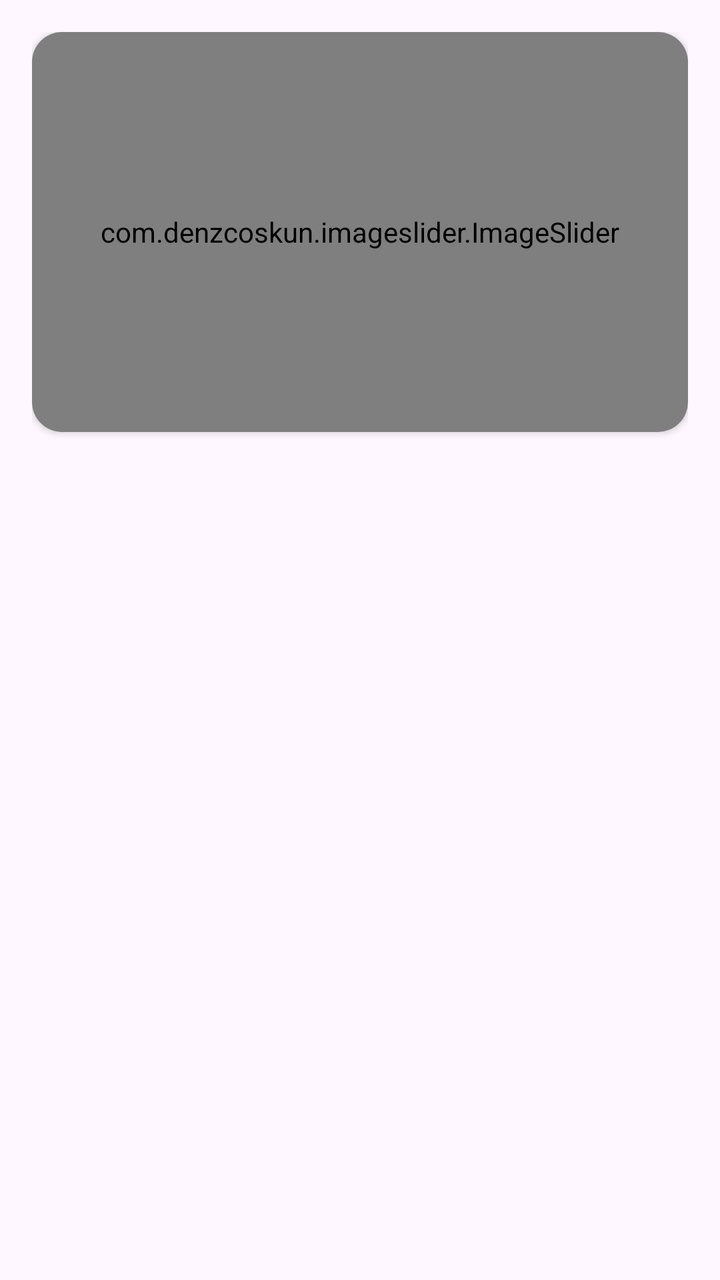
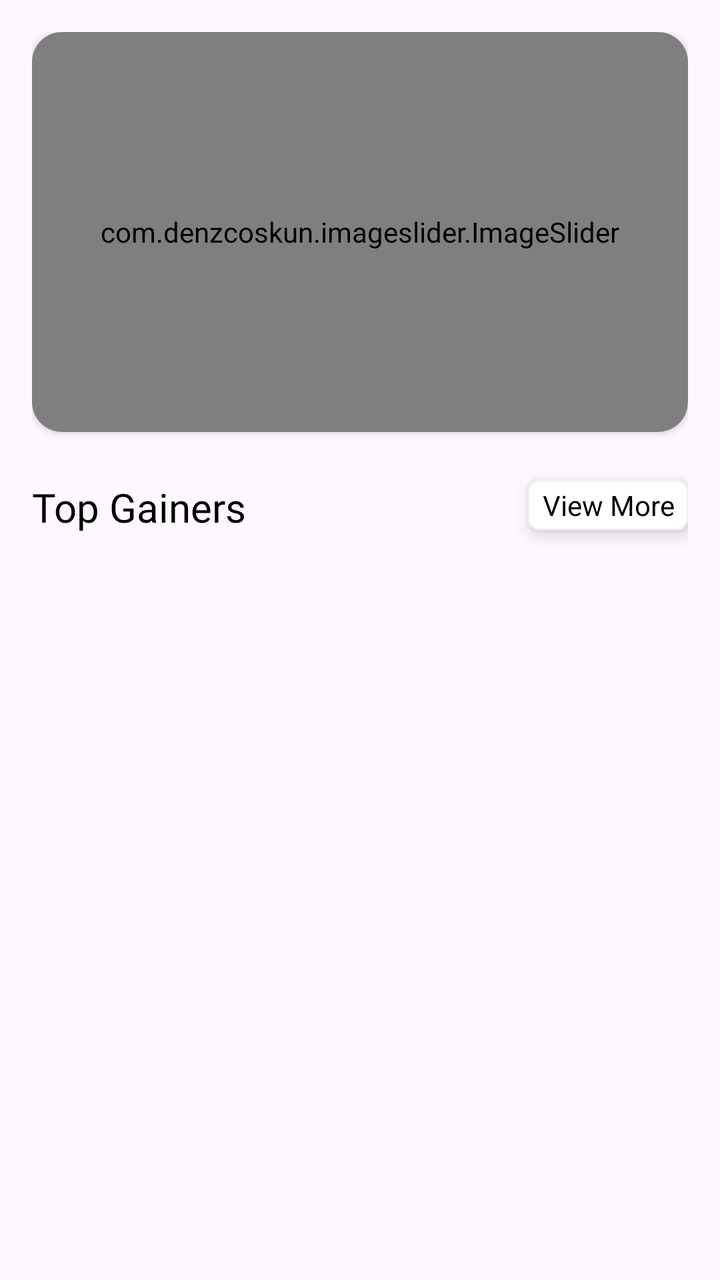

Screens rendered from an Android XML layout before and after an edit, with the pre-edit source and the edit as a unified diff.
<!-- AndroidManifest.xml: application theme Theme.InvestGenius -->
<!-- res/layout/fragment_home.xml -->
<?xml version="1.0" encoding="utf-8"?>
<FrameLayout xmlns:android="http://schemas.android.com/apk/res/android"
    xmlns:app="http://schemas.android.com/apk/res-auto"
    xmlns:tools="http://schemas.android.com/tools"
    android:layout_width="match_parent"
    android:layout_height="match_parent"
    tools:context=".Fragment.HomeFragment">

    <ScrollView
        android:layout_width="match_parent"
        android:layout_height="match_parent">

        <androidx.constraintlayout.widget.ConstraintLayout
            android:layout_width="match_parent"
            android:layout_height="wrap_content"
            android:padding="16dp">

            <androidx.cardview.widget.CardView
                android:layout_width="match_parent"
                android:layout_height="200dp"
                app:cardCornerRadius="15dp"
                app:layout_constraintEnd_toEndOf="parent"
                app:layout_constraintStart_toStartOf="parent"
                app:layout_constraintTop_toBottomOf="@+id/indicesRecyclerView">
                <com.denzcoskun.imageslider.ImageSlider
                    android:id="@+id/image_slider"
                    android:layout_width="match_parent"
                    android:layout_height="match_parent"
                    app:iss_auto_cycle="true"
                    app:iss_period="1500"
                    app:iss_delay="1500"
                    app:iss_text_align="CENTER"/>
            </androidx.cardview.widget.CardView>

            <androidx.recyclerview.widget.RecyclerView
                android:id="@+id/indicesRecyclerView"
                android:layout_width="match_parent"
                android:layout_height="wrap_content"
                android:layout_marginBottom="500dp"
                android:orientation="horizontal"
                app:layoutManager="androidx.recyclerview.widget.LinearLayoutManager"
                app:layout_constraintBottom_toBottomOf="parent"
                app:layout_constraintTop_toTopOf="parent"
                tools:layout_editor_absoluteX="8dp" />

        </androidx.constraintlayout.widget.ConstraintLayout>
    </ScrollView>

</FrameLayout>
<!-- resources referenced by this layout -->
<resources>
  <style name="Theme.InvestGenius" parent="Base.Theme.InvestGenius" />
  <style name="Base.Theme.InvestGenius" parent="Theme.Material3.DayNight.NoActionBar">
          
          
      </style>
</resources>

<!-- the commit's change to res/layout/fragment_home.xml (unified diff, before → after) -->
@@ -15,33 +15,67 @@
             android:layout_height="wrap_content"
             android:padding="16dp">
 
+            <androidx.recyclerview.widget.RecyclerView
+                android:id="@+id/topGainersRecyclerView"
+                android:layout_width="match_parent"
+                android:layout_height="match_parent"
+                android:layout_marginTop="16dp"
+                app:layout_constraintEnd_toEndOf="parent"
+                app:layout_constraintStart_toStartOf="parent"
+                app:layout_constraintTop_toBottomOf="@+id/textView30" />
+
+            <TextView
+                android:id="@+id/textView30"
+                android:layout_width="wrap_content"
+                android:layout_height="wrap_content"
+                android:layout_marginTop="24dp"
+                android:fontFamily="@font/inter_bold"
+                android:text="Top Gainers"
+                android:textColor="#000000"
+                android:textSize="20sp"
+                app:layout_constraintStart_toStartOf="@+id/cardView"
+                app:layout_constraintTop_toBottomOf="@+id/cardView" />
+
             <androidx.cardview.widget.CardView
+                android:id="@+id/cardView"
                 android:layout_width="match_parent"
                 android:layout_height="200dp"
                 app:cardCornerRadius="15dp"
                 app:layout_constraintEnd_toEndOf="parent"
                 app:layout_constraintStart_toStartOf="parent"
                 app:layout_constraintTop_toBottomOf="@+id/indicesRecyclerView">
+
                 <com.denzcoskun.imageslider.ImageSlider
                     android:id="@+id/image_slider"
                     android:layout_width="match_parent"
                     android:layout_height="match_parent"
                     app:iss_auto_cycle="true"
+                    app:iss_delay="1500"
                     app:iss_period="1500"
-                    app:iss_delay="1500"
-                    app:iss_text_align="CENTER"/>
+                    app:iss_text_align="CENTER" />
             </androidx.cardview.widget.CardView>
 
             <androidx.recyclerview.widget.RecyclerView
                 android:id="@+id/indicesRecyclerView"
                 android:layout_width="match_parent"
                 android:layout_height="wrap_content"
-                android:layout_marginBottom="500dp"
                 android:orientation="horizontal"
                 app:layoutManager="androidx.recyclerview.widget.LinearLayoutManager"
-                app:layout_constraintBottom_toBottomOf="parent"
                 app:layout_constraintTop_toTopOf="parent"
-                tools:layout_editor_absoluteX="8dp" />
+                tools:layout_editor_absoluteX="16dp" />
+
+            <TextView
+                android:id="@+id/textView31"
+                android:layout_width="80dp"
+                android:layout_height="25dp"
+                android:layout_marginTop="24dp"
+                android:background="@drawable/viewmorebutton"
+                android:elevation="5dp"
+                android:gravity="center"
+                android:text="View More"
+                android:textColor="#000000"
+                app:layout_constraintEnd_toEndOf="@+id/cardView"
+                app:layout_constraintTop_toBottomOf="@+id/cardView" />
 
         </androidx.constraintlayout.widget.ConstraintLayout>
     </ScrollView>
<!-- resource entries referenced after the edit -->
@@ -1,6 +1,14 @@
 <!-- resources referenced by this layout -->
 <resources>
+  <!-- drawable viewmorebutton (drawable) -->
+  <?xml version="1.0" encoding="utf-8"?>
+  <shape xmlns:android="http://schemas.android.com/apk/res/android">
+      <stroke android:width="1dp" android:color="#f4f4f4"/>
+      <solid android:color="@color/white"/>
+      <corners android:radius="5dp"/>
+  </shape>
   <style name="Theme.InvestGenius" parent="Base.Theme.InvestGenius" />
+  <color name="white">#FFFFFFFF</color>
   <style name="Base.Theme.InvestGenius" parent="Theme.Material3.DayNight.NoActionBar">
           
           
